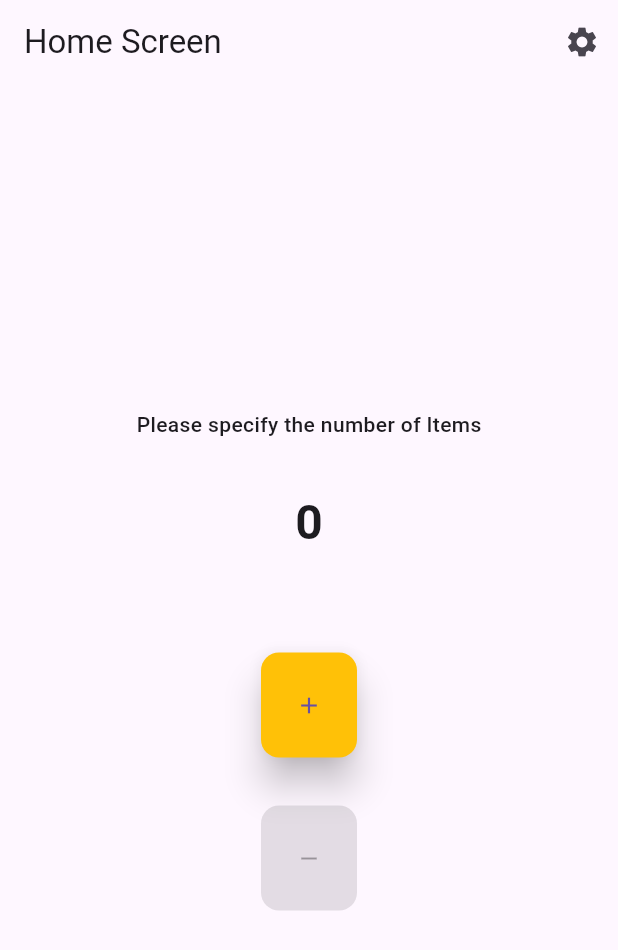
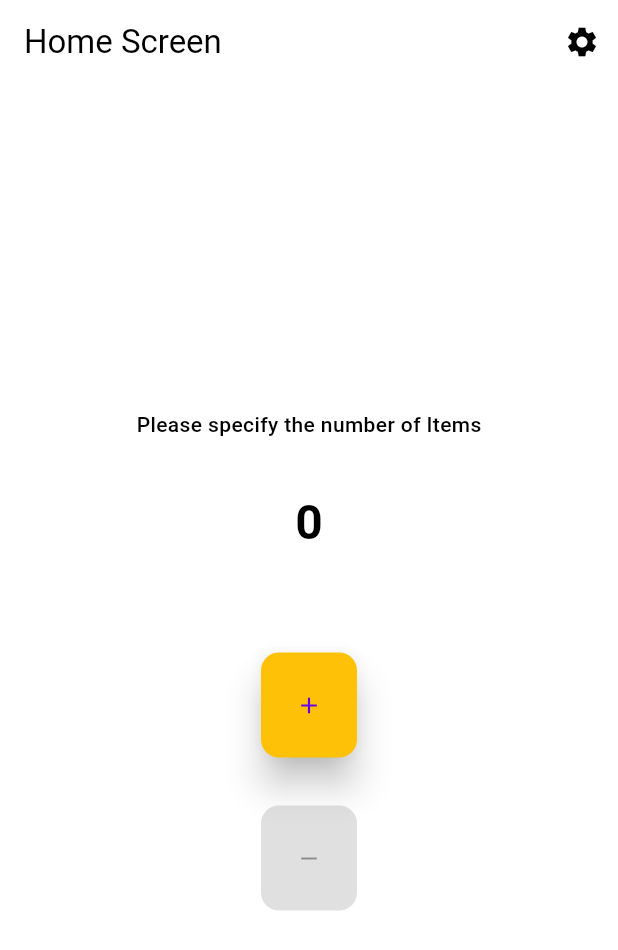
Before and after one commit to bhawesh2002/theme_explorer, a Flutter app: the screen it shows after launch, on a phone screen of 412 x 824 dp. Shown: the top 950 px of the screen. Run offline on Flutter 3.47's test engine with Material 3 defaults, Android fonts, the light colour scheme and no system bars.

Commit message:
chore: Update main.dart to use MultiProvider for managing app theme and item data

```diff
--- a/lib/main.dart
+++ b/lib/main.dart
@@ -1,10 +1,17 @@
 import 'package:flutter/material.dart';
 import 'package:provider/provider.dart';
 import 'package:theme_explorer/providers/items_provider.dart';
+import 'package:theme_explorer/providers/theme_provider.dart';
 import 'package:theme_explorer/screens/home_screen.dart';
 
 void main() {
-  runApp(const MainApp());
+  runApp(MultiProvider(
+    providers: [
+      ChangeNotifierProvider(create: (context) => ThemeProvider()),
+      ChangeNotifierProvider(create: (context) => ItemsProvider()),
+    ],
+    child: const MainApp(),
+  ));
 }
 
 class MainApp extends StatelessWidget {
@@ -12,9 +19,14 @@ class MainApp extends StatelessWidget {
 
   @override
   Widget build(BuildContext context) {
-    return ChangeNotifierProvider(
-      create: (context) => ItemsProvider(),
-      child: const MaterialApp(home: HomeScreen()),
-    );
+    ThemeProvider themeProvider = Provider.of<ThemeProvider>(context);
+    return MaterialApp(
+        debugShowCheckedModeBanner: false,
+        themeMode: themeProvider.themeMode,
+        theme: ThemeData(
+            scaffoldBackgroundColor: themeProvider.scaffoldBGColor,
+            colorScheme: const ColorScheme.light()),
+        darkTheme: ThemeData(colorScheme: const ColorScheme.dark()),
+        home: const HomeScreen());
   }
 }
```
